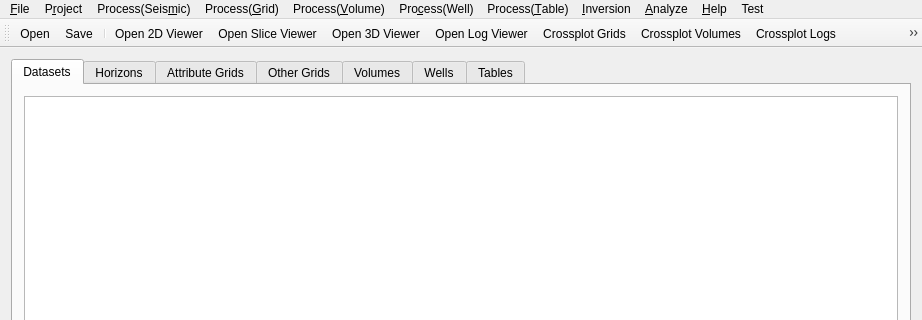
Qt form ProjectViewer/projectviewer.ui (fsoos74/su) before a commit; both pictures show x 0 to 922 and y 0 to 320 of the 922 by 564 pixel window.
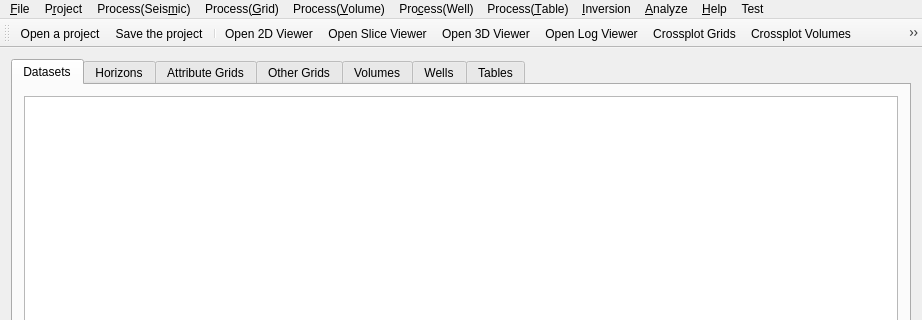
The same form after that commit. Icons and pictures are not drawn.

Diff of the .ui file:
```diff
--- a/ProjectViewer/projectviewer.ui
+++ b/ProjectViewer/projectviewer.ui
@@ -463,6 +463,9 @@
    <property name="text">
     <string>&amp;Save</string>
    </property>
+   <property name="iconText">
+    <string>Save the project</string>
+   </property>
    <property name="toolTip">
     <string>Save Project</string>
    </property>
@@ -486,6 +489,9 @@
    <property name="text">
     <string>&amp;Open</string>
    </property>
+   <property name="iconText">
+    <string>Open a project</string>
+   </property>
   </action>
   <action name="actionCreateTimeslice">
    <property name="text">
```
Left out of the diff: 74 changed lines with no effect on the pictures.
